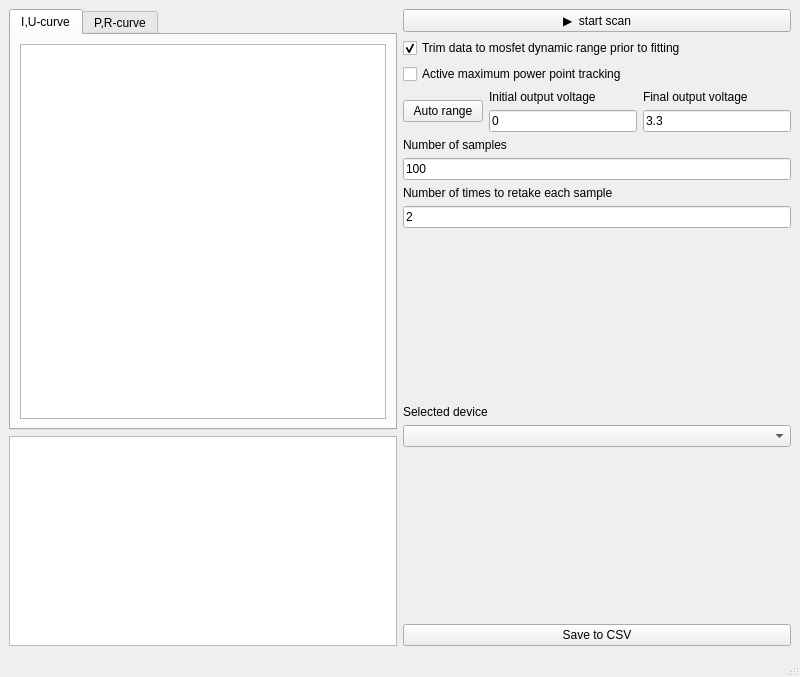
everydayanchovies/solar-cell-experiment-automatisation, file src/pythondaq/views/ui/solarcell.ui: the form before one commit.
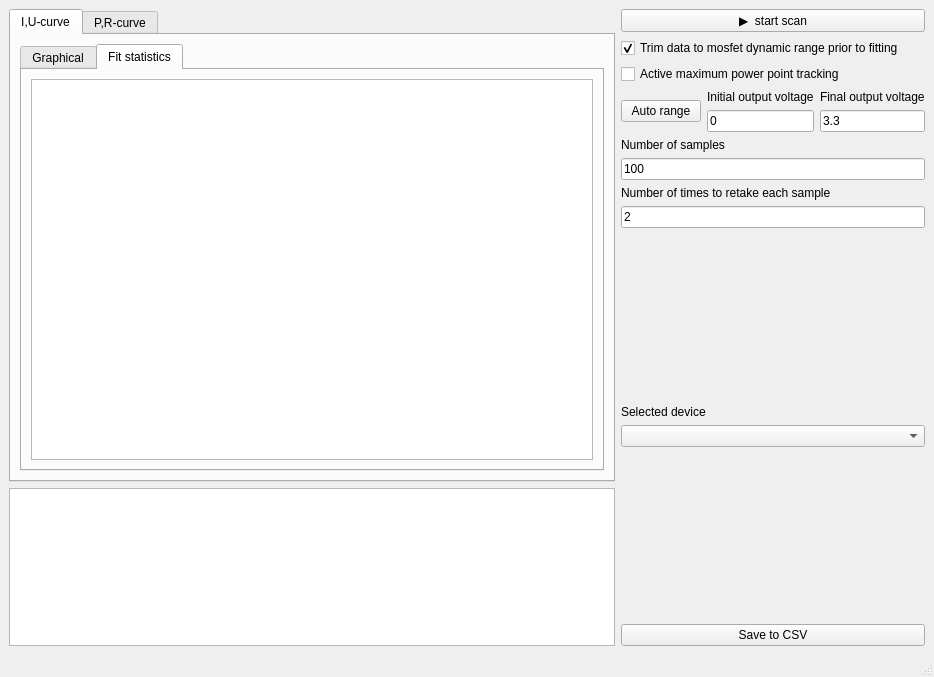
The form after the commit. Custom widgets are drawn as their Qt base class.

Commit message: setting I_l to init value

```diff
--- a/src/pythondaq/views/ui/solarcell.ui
+++ b/src/pythondaq/views/ui/solarcell.ui
@@ -6,7 +6,7 @@
    <rect>
     <x>0</x>
     <y>0</y>
-    <width>800</width>
+    <width>934</width>
     <height>677</height>
    </rect>
   </property>
@@ -14,9 +14,67 @@
    <string>MainWindow</string>
   </property>
   <widget class="QWidget" name="centralwidget">
-   <layout class="QGridLayout" name="gridLayout">
-    <item row="0" column="1">
-     <layout class="QHBoxLayout" name="horizontalLayout" stretch="1">
+   <layout class="QGridLayout" name="gridLayout_2">
+    <item row="0" column="0">
+     <layout class="QHBoxLayout" name="horizontalLayout" stretch="4,1">
+      <item>
+       <layout class="QVBoxLayout" name="verticalLayout_5" stretch="3,1">
+        <item>
+         <widget class="QTabWidget" name="tabWidget">
+          <property name="currentIndex">
+           <number>0</number>
+          </property>
+          <widget class="QWidget" name="u_i_tab">
+           <attribute name="title">
+            <string>I,U-curve</string>
+           </attribute>
+           <layout class="QGridLayout" name="gridLayout_3">
+            <item row="0" column="1">
+             <widget class="QTabWidget" name="tabWidget_2">
+              <property name="currentIndex">
+               <number>1</number>
+              </property>
+              <widget class="QWidget" name="tab">
+               <attribute name="title">
+                <string>Graphical</string>
+               </attribute>
+               <layout class="QGridLayout" name="gridLayout_5">
+                <item row="0" column="0">
+                 <widget class="PlotWidget" name="u_i_pw"/>
+                </item>
+               </layout>
+              </widget>
+              <widget class="QWidget" name="tab_2">
+               <attribute name="title">
+                <string>Fit statistics</string>
+               </attribute>
+               <layout class="QGridLayout" name="gridLayout">
+                <item row="0" column="0">
+                 <widget class="QPlainTextEdit" name="fit_stats_u_i_tb"/>
+                </item>
+               </layout>
+              </widget>
+             </widget>
+            </item>
+           </layout>
+          </widget>
+          <widget class="QWidget" name="p_r_tab">
+           <attribute name="title">
+            <string>P,R-curve</string>
+           </attribute>
+           <layout class="QGridLayout" name="gridLayout_4">
+            <item row="0" column="1">
+             <widget class="PlotWidget" name="p_r_pw"/>
+            </item>
+           </layout>
+          </widget>
+         </widget>
+        </item>
+        <item>
+         <widget class="PlotWidget" name="max_pow_pw"/>
+        </item>
+       </layout>
+      </item>
       <item>
        <layout class="QVBoxLayout" name="verticalLayout_2">
         <item>
@@ -192,40 +250,6 @@
       </item>
      </layout>
     </item>
-    <item row="0" column="0">
-     <layout class="QVBoxLayout" name="verticalLayout_5" stretch="2,1">
-      <item>
-       <widget class="QTabWidget" name="tabWidget">
-        <property name="currentIndex">
-         <number>0</number>
-        </property>
-        <widget class="QWidget" name="u_i_tab">
-         <attribute name="title">
-          <string>I,U-curve</string>
-         </attribute>
-         <layout class="QGridLayout" name="gridLayout_3">
-          <item row="0" column="0">
-           <widget class="PlotWidget" name="u_i_pw"/>
-          </item>
-         </layout>
-        </widget>
-        <widget class="QWidget" name="p_r_tab">
-         <attribute name="title">
-          <string>P,R-curve</string>
-         </attribute>
-         <layout class="QGridLayout" name="gridLayout_4">
-          <item row="0" column="0">
-           <widget class="PlotWidget" name="p_r_pw"/>
-          </item>
-         </layout>
-        </widget>
-       </widget>
-      </item>
-      <item>
-       <widget class="PlotWidget" name="max_pow_pw"/>
-      </item>
-     </layout>
-    </item>
    </layout>
   </widget>
   <widget class="QMenuBar" name="menubar">
```
Left out of the diff: 2 changed lines with no effect on the pictures. The commit also changes 2 other files.
